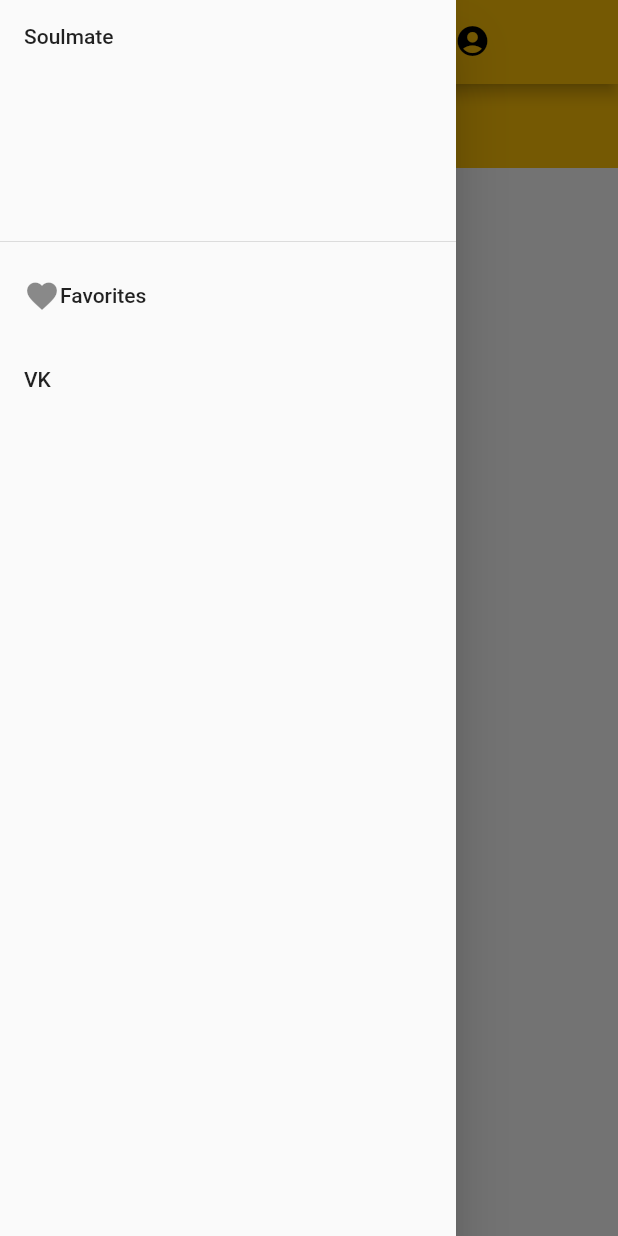
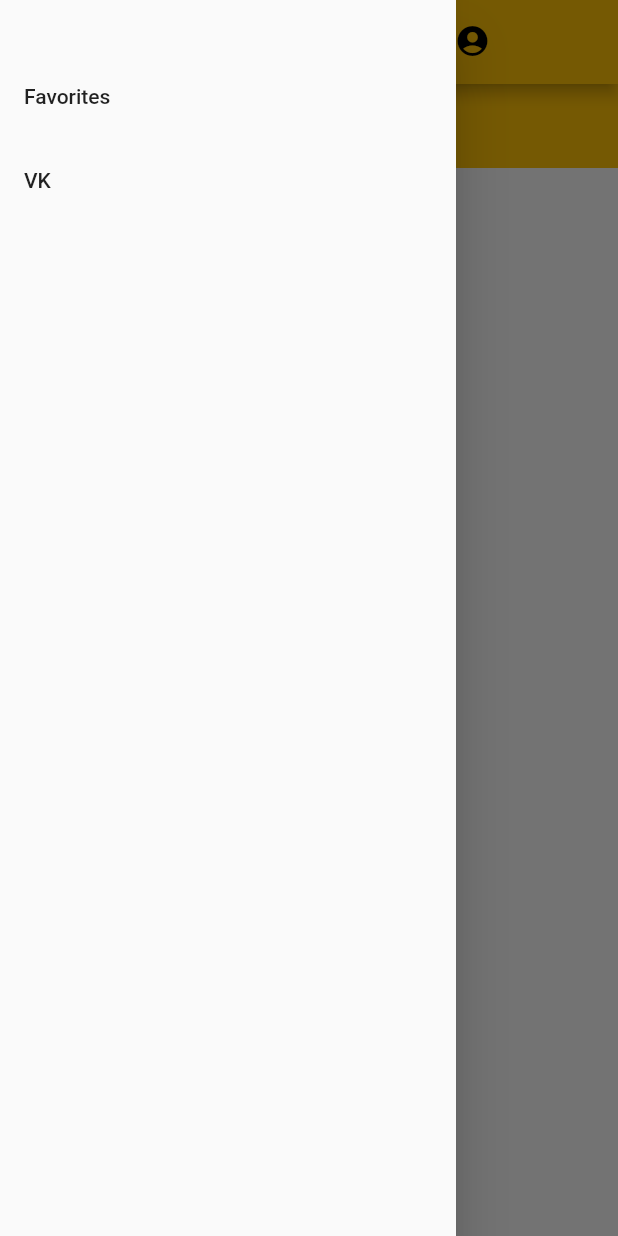
Before and after one commit to Frazi1/Soulmate2, a Flutter app: the screen it shows after launch, with the side drawer open, on a phone screen of 412 x 824 dp. Run offline on Flutter 3.47's test engine with Material 2 defaults, Android fonts, the phone set to English and light mode, and no system bars; our stand-ins replace bloc, cached_network_image, equatable, firebase_auth, firebase_core, firebase_database and 7 more; accounts and stored records are empty.

Commit message:
Drawer styling

```diff
--- a/ui/soulmate2/lib/soulmate_drawer.dart
+++ b/ui/soulmate2/lib/soulmate_drawer.dart
@@ -9,13 +9,11 @@ class SoulmateDrawer extends StatelessWidget {
   Widget build(BuildContext context) {
     return Drawer(
       child: ListView(
-        padding: EdgeInsets.zero,
+        padding: EdgeInsets.only(top: 36),
         children: [
-          DrawerHeader(child: Text("Soulmate")),
           ListTile(
             title: Row(
               children: [
-                Icon(Icons.favorite),
                 const Text('Favorites'),
               ],
             ),
```
